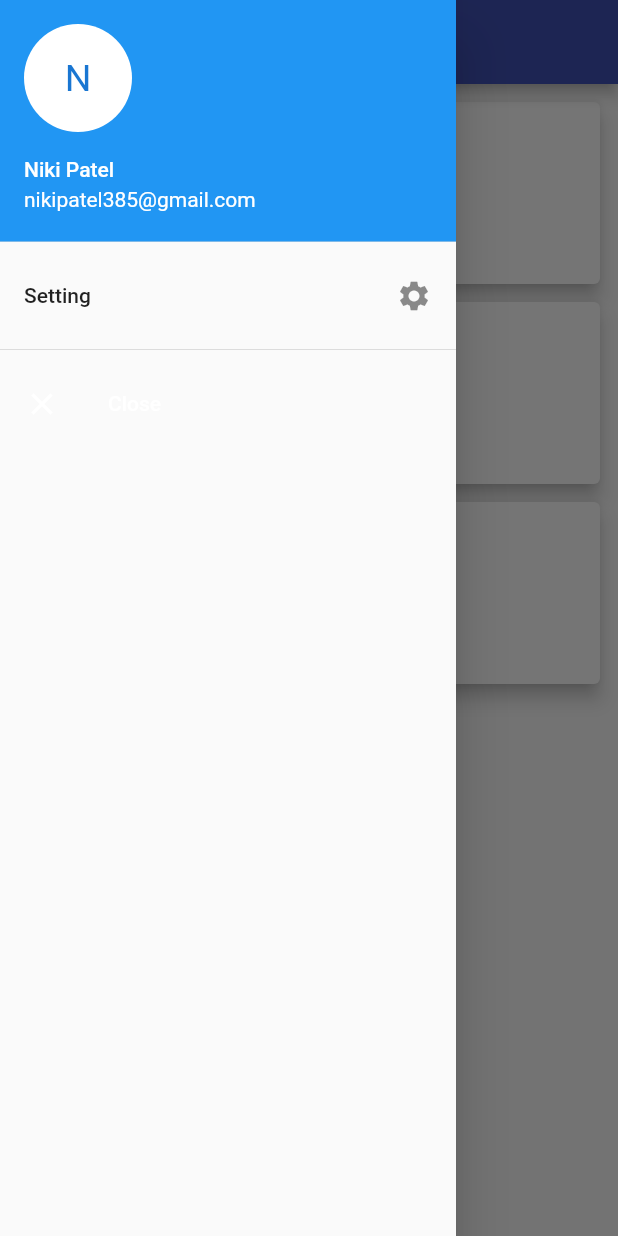
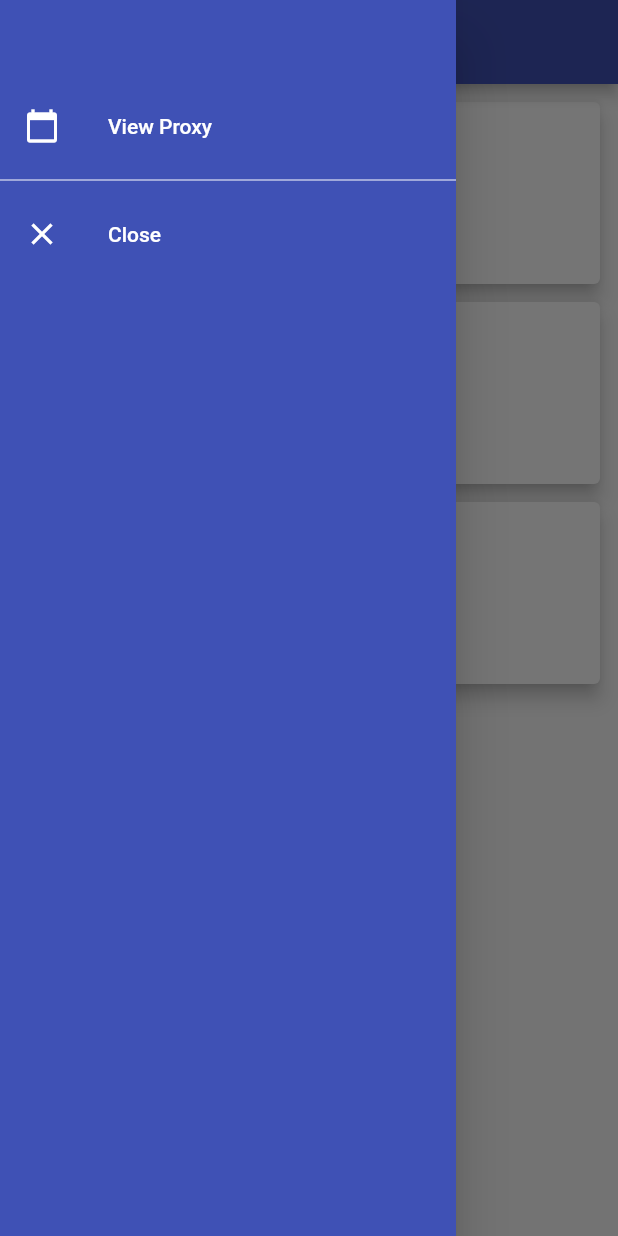
Before and after one commit to nikipatel385/flutter_school, a Flutter app: the AdminPage screen opened directly, with the side drawer open, on a phone screen of 412 x 824 dp. Run offline on Flutter 3.47's test engine with Material 2 defaults, Android fonts, the phone set to English and light mode, and no system bars; our stand-ins replace firebase_auth, flutter_typeahead, table_calendar; missing offline and left inert: flutter_rave; accounts and stored records are empty; network calls fail.

Commit message:
Initial commit

```diff
--- a/lib/adminpage.dart
+++ b/lib/adminpage.dart
@@ -31,28 +31,26 @@ class _AdminPageState extends State<AdminPage> {
       child: Scaffold(
         appBar: AppBar(),
         drawer: Drawer(
+          child: Container(
+            color: Colors.indigo,
             child: ListView(
               padding: EdgeInsets.zero,
               children: <Widget>[
-              UserAccountsDrawerHeader(
-                accountName: Text('Niki Patel'),
-                accountEmail: Text('nikipatel385@gmail.com'),
-                currentAccountPicture: CircleAvatar(
-                  backgroundColor: Colors.white,
-                  child: Text(
-                    'N',
-                    style: TextStyle(fontSize: 25.0),
+                ListTile(),
+                ListTile(
+                  leading: const Icon(
+                    Icons.calendar_today,
+                    color: Colors.white,
                   ),
+                  title: Text(
+                    'View Proxy',
+                    style: TextStyle(color: Colors.white),
                   ),
+                  onTap: () {},
+                ), //view proxy
+                Divider(
+                  color: Colors.white,
                 ),
-              ListTile(
-                title: Text('Setting'),
-                trailing: const Icon(Icons.settings),
-                onTap: () {
-                  Navigator.pop(context);
-                },
-              ),
-              Divider(),
                 ListTile(
                     leading: const Icon(
                       Icons.close,
@@ -66,6 +64,7 @@ class _AdminPageState extends State<AdminPage> {
                       Navigator.pop(context);
                     }),
               ],
+            ),
           ),
         ),
         body: GridView.count(
```
Lines whose indentation alone changed are shown as unchanged.
